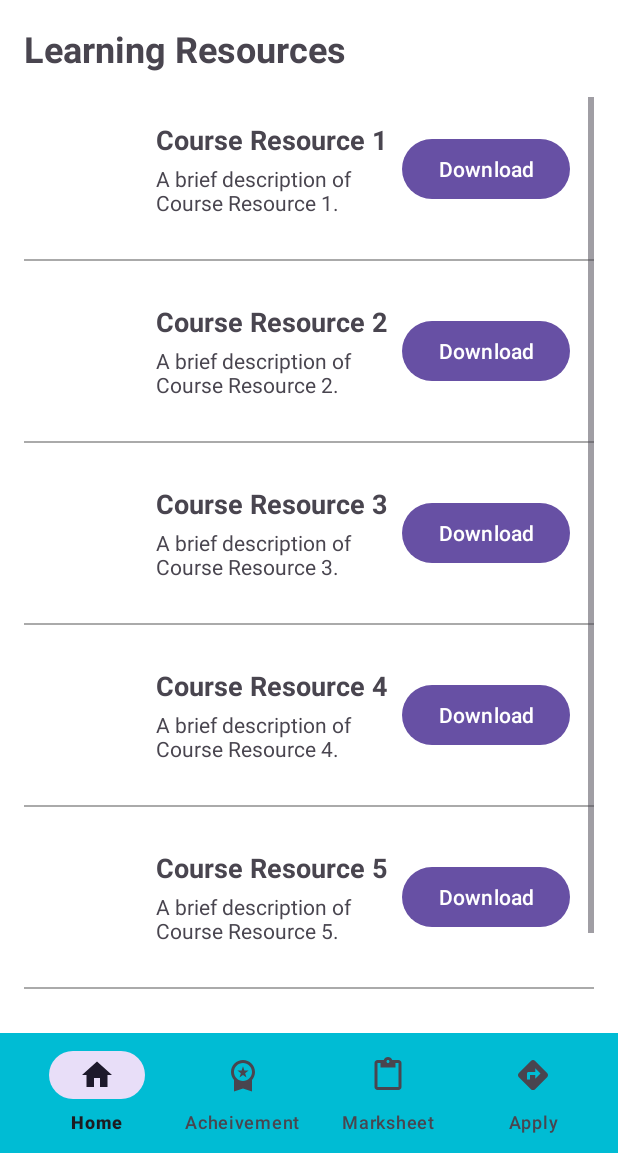
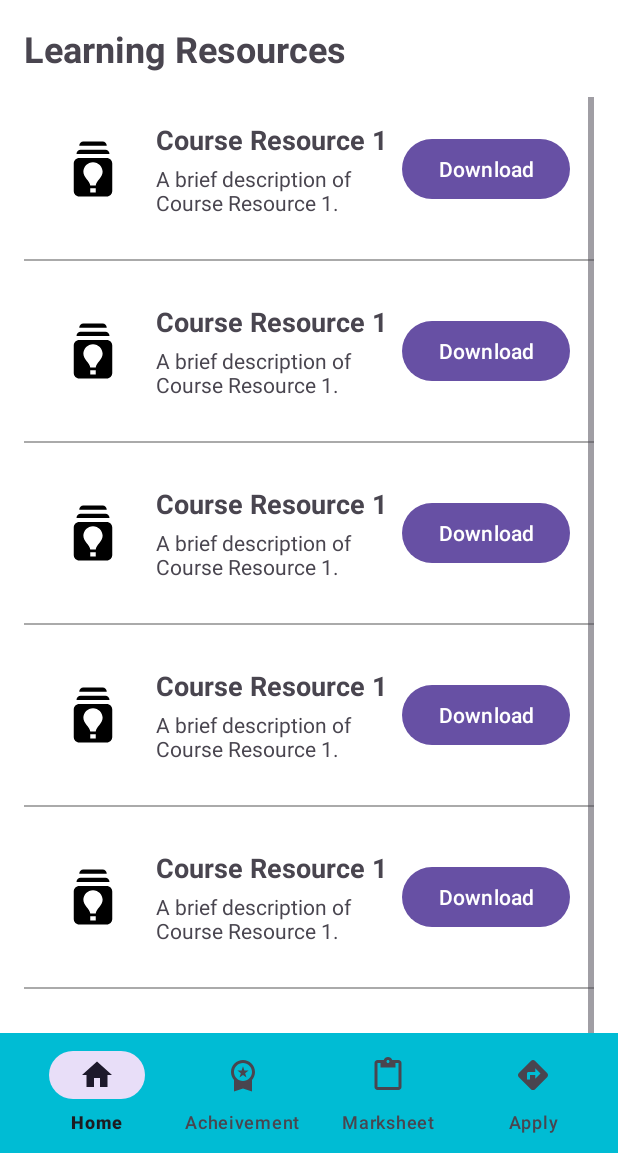
Before and after one commit to Rashmi-2005-Ranjan/Edu_Examine, an Android app: the fragment CourseFragment placed in its activity, on a phone screen of 412 x 824 dp, the part 83-1236 px from its top. Run offline under Robolectric (Android 15) with nearby library versions, the phone set to English and light mode, and no system bars; our stand-ins replace Firebase (no records; nobody signed in at launch, a user with empty details on screens opened directly); Roboto replaces fonts that are not available here.

Commit message:
image part updated in resources

```diff
--- a/app/src/main/res/layout/fragment_course.xml
+++ b/app/src/main/res/layout/fragment_course.xml
@@ -1,7 +1,5 @@
 <?xml version="1.0" encoding="utf-8"?>
-<LinearLayout
-    xmlns:android="http://schemas.android.com/apk/res/android"
-    xmlns:tools="http://schemas.android.com/tools"
+<LinearLayout xmlns:android="http://schemas.android.com/apk/res/android"
     android:layout_width="match_parent"
     android:layout_height="match_parent"
     android:orientation="vertical"
@@ -28,7 +26,7 @@
             android:layout_height="wrap_content"
             android:orientation="vertical">
 
-            <!-- Sample Resource Card -->
+            <!-- Example Resource Card -->
             <LinearLayout
                 android:layout_width="match_parent"
                 android:layout_height="wrap_content"
@@ -37,13 +35,14 @@
                 android:layout_marginBottom="12dp"
                 android:elevation="4dp">
 
-                <!-- Icon or Thumbnail -->
+                <!-- Thumbnail or Icon -->
                 <ImageView
                     android:layout_width="60dp"
                     android:layout_height="60dp"
+                    android:layout_gravity="center_vertical"
                     android:contentDescription="Resource Thumbnail"
-                    android:layout_gravity="center_vertical"
-                    android:padding="8dp" />
+                    android:padding="8dp"
+                    android:src="@drawable/course" /> <!-- Use a placeholder image -->
 
                 <!-- Resource Details -->
                 <LinearLayout
@@ -79,18 +78,18 @@
                     android:layout_width="wrap_content"
                     android:layout_height="wrap_content"
                     android:text="Download"
-                    android:layout_gravity="center_vertical"
-                    />
+                    android:layout_gravity="center_vertical" />
 
             </LinearLayout>
 
+            <!-- Separator -->
             <View
                 android:layout_width="match_parent"
                 android:layout_height="1dp"
                 android:background="@android:color/darker_gray"
                 android:layout_marginBottom="12dp" />
 
-            <!-- Another Resource Card -->
+            <!-- Add more Resource Cards in a similar manner... -->
             <LinearLayout
                 android:layout_width="match_parent"
                 android:layout_height="wrap_content"
@@ -99,13 +98,14 @@
                 android:layout_marginBottom="12dp"
                 android:elevation="4dp">
 
-                <!-- Icon or Thumbnail -->
+                <!-- Thumbnail or Icon -->
                 <ImageView
                     android:layout_width="60dp"
                     android:layout_height="60dp"
+                    android:layout_gravity="center_vertical"
                     android:contentDescription="Resource Thumbnail"
-                    android:layout_gravity="center_vertical"
-                    android:padding="8dp" />
+                    android:padding="8dp"
+                    android:src="@drawable/course" /> <!-- Use a placeholder image -->
 
                 <!-- Resource Details -->
                 <LinearLayout
@@ -120,7 +120,7 @@
                         android:id="@+id/resource_title_2"
                         android:layout_width="wrap_content"
                         android:layout_height="wrap_content"
-                        android:text="Course Resource 2"
+                        android:text="Course Resource 1"
                         android:textSize="18sp"
                         android:textStyle="bold" />
 
@@ -129,7 +129,7 @@
                         android:id="@+id/resource_description_2"
                         android:layout_width="wrap_content"
                         android:layout_height="wrap_content"
-                        android:text="A brief description of Course Resource 2."
+                        android:text="A brief description of Course Resource 1."
                         android:textSize="14sp"
                         android:layout_marginTop="4dp" />
 
@@ -141,18 +141,17 @@
                     android:layout_width="wrap_content"
                     android:layout_height="wrap_content"
                     android:text="Download"
-                    android:layout_gravity="center_vertical"
-                     />
+                    android:layout_gravity="center_vertical" />
 
             </LinearLayout>
 
+            <!-- Separator -->
             <View
                 android:layout_width="match_parent"
                 android:layout_height="1dp"
                 android:background="@android:color/darker_gray"
                 android:layout_marginBottom="12dp" />
 
-            <!-- Another Resource Card -->
             <LinearLayout
                 android:layout_width="match_parent"
                 android:layout_height="wrap_content"
@@ -161,13 +160,14 @@
                 android:layout_marginBottom="12dp"
                 android:elevation="4dp">
 
-                <!-- Icon or Thumbnail -->
+                <!-- Thumbnail or Icon -->
                 <ImageView
                     android:layout_width="60dp"
                     android:layout_height="60dp"
+                    android:layout_gravity="center_vertical"
                     android:contentDescription="Resource Thumbnail"
-                    android:layout_gravity="center_vertical"
-                    android:padding="8dp" />
+                    android:padding="8dp"
+                    android:src="@drawable/course" /> <!-- Use a placeholder image -->
 
                 <!-- Resource Details -->
                 <LinearLayout
@@ -182,7 +182,7 @@
                         android:id="@+id/resource_title_3"
                         android:layout_width="wrap_content"
                         android:layout_height="wrap_content"
-                        android:text="Course Resource 3"
+                        android:text="Course Resource 1"
                         android:textSize="18sp"
                         android:textStyle="bold" />
 
@@ -191,7 +191,7 @@
                         android:id="@+id/resource_description_3"
                         android:layout_width="wrap_content"
                         android:layout_height="wrap_content"
-                        android:text="A brief description of Course Resource 3."
+                        android:text="A brief description of Course Resource 1."
                         android:textSize="14sp"
                         android:layout_marginTop="4dp" />
 
@@ -203,17 +203,16 @@
                     android:layout_width="wrap_content"
                     android:layout_height="wrap_content"
                     android:text="Download"
-                    android:layout_gravity="center_vertical"
-                    />
+                    android:layout_gravity="center_vertical" />
 
             </LinearLayout>
+
+            <!-- Separator -->
             <View
                 android:layout_width="match_parent"
                 android:layout_height="1dp"
                 android:background="@android:color/darker_gray"
                 android:layout_marginBottom="12dp" />
-
-            <!-- Additional Resource Cards can be added similarly with unique IDs and download buttons -->
 
             <LinearLayout
                 android:layout_width="match_parent"
@@ -223,13 +222,14 @@
                 android:layout_marginBottom="12dp"
                 android:elevation="4dp">
 
-                <!-- Icon or Thumbnail -->
+                <!-- Thumbnail or Icon -->
                 <ImageView
                     android:layout_width="60dp"
                     android:layout_height="60dp"
+                    android:layout_gravity="center_vertical"
                     android:contentDescription="Resource Thumbnail"
-                    android:layout_gravity="center_vertical"
-                    android:padding="8dp" />
+                    android:padding="8dp"
+                    android:src="@drawable/course" /> <!-- Use a placeholder image -->
 
                 <!-- Resource Details -->
                 <LinearLayout
@@ -244,7 +244,7 @@
                         android:id="@+id/resource_title_4"
                         android:layout_width="wrap_content"
                         android:layout_height="wrap_content"
-                        android:text="Course Resource 4"
+                        android:text="Course Resource 1"
                         android:textSize="18sp"
                         android:textStyle="bold" />
 
@@ -253,7 +253,7 @@
                         android:id="@+id/resource_description_4"
                         android:layout_width="wrap_content"
                         android:layout_height="wrap_content"
-                        android:text="A brief description of Course Resource 4."
+                        android:text="A brief description of Course Resource 1."
                         android:textSize="14sp"
                         android:layout_marginTop="4dp" />
 
@@ -265,11 +265,11 @@
                     android:layout_width="wrap_content"
                     android:layout_height="wrap_content"
                     android:text="Download"
-                    android:layout_gravity="center_vertical"
-                    />
+                    android:layout_gravity="center_vertical" />
 
             </LinearLayout>
 
+            <!-- Separator -->
             <View
                 android:layout_width="match_parent"
                 android:layout_height="1dp"
@@ -284,13 +284,14 @@
                 android:layout_marginBottom="12dp"
                 android:elevation="4dp">
 
-                <!-- Icon or Thumbnail -->
+                <!-- Thumbnail or Icon -->
                 <ImageView
                     android:layout_width="60dp"
                     android:layout_height="60dp"
+                    android:layout_gravity="center_vertical"
                     android:contentDescription="Resource Thumbnail"
-                    android:layout_gravity="center_vertical"
-                    android:padding="8dp" />
+                    android:padding="8dp"
+                    android:src="@drawable/course" /> <!-- Use a placeholder image -->
 
                 <!-- Resource Details -->
                 <LinearLayout
@@ -305,7 +306,7 @@
                         android:id="@+id/resource_title_5"
                         android:layout_width="wrap_content"
                         android:layout_height="wrap_content"
-                        android:text="Course Resource 5"
+                        android:text="Course Resource 1"
                         android:textSize="18sp"
                         android:textStyle="bold" />
 
@@ -314,7 +315,7 @@
                         android:id="@+id/resource_description_5"
                         android:layout_width="wrap_content"
                         android:layout_height="wrap_content"
-                        android:text="A brief description of Course Resource 5."
+                        android:text="A brief description of Course Resource 1."
                         android:textSize="14sp"
                         android:layout_marginTop="4dp" />
 
@@ -326,11 +327,11 @@
                     android:layout_width="wrap_content"
                     android:layout_height="wrap_content"
                     android:text="Download"
-                    android:layout_gravity="center_vertical"
-                    />
+                    android:layout_gravity="center_vertical" />
 
             </LinearLayout>
 
+            <!-- Separator -->
             <View
                 android:layout_width="match_parent"
                 android:layout_height="1dp"
@@ -345,13 +346,14 @@
                 android:layout_marginBottom="12dp"
                 android:elevation="4dp">
 
-                <!-- Icon or Thumbnail -->
+                <!-- Thumbnail or Icon -->
                 <ImageView
                     android:layout_width="60dp"
                     android:layout_height="60dp"
+                    android:layout_gravity="center_vertical"
                     android:contentDescription="Resource Thumbnail"
-                    android:layout_gravity="center_vertical"
-                    android:padding="8dp" />
+                    android:padding="8dp"
+                    android:src="@drawable/course" /> <!-- Use a placeholder image -->
 
                 <!-- Resource Details -->
                 <LinearLayout
@@ -366,7 +368,7 @@
                         android:id="@+id/resource_title_6"
                         android:layout_width="wrap_content"
                         android:layout_height="wrap_content"
-                        android:text="Course Resource 6"
+                        android:text="Course Resource 1"
                         android:textSize="18sp"
                         android:textStyle="bold" />
 
@@ -375,7 +377,7 @@
                         android:id="@+id/resource_description_6"
                         android:layout_width="wrap_content"
                         android:layout_height="wrap_content"
-                        android:text="A brief description of Course Resource 6."
+                        android:text="A brief description of Course Resource 1."
                         android:textSize="14sp"
                         android:layout_marginTop="4dp" />
 
@@ -387,72 +389,11 @@
                     android:layout_width="wrap_content"
                     android:layout_height="wrap_content"
                     android:text="Download"
-                    android:layout_gravity="center_vertical"
-                    />
+                    android:layout_gravity="center_vertical" />
 
             </LinearLayout>
 
-            <View
-                android:layout_width="match_parent"
-                android:layout_height="1dp"
-                android:background="@android:color/darker_gray"
-                android:layout_marginBottom="12dp" />
-
-            <LinearLayout
-                android:layout_width="match_parent"
-                android:layout_height="wrap_content"
-                android:orientation="horizontal"
-                android:padding="16dp"
-                android:layout_marginBottom="12dp"
-                android:elevation="4dp">
-
-                <!-- Icon or Thumbnail -->
-                <ImageView
-                    android:layout_width="60dp"
-                    android:layout_height="60dp"
-                    android:contentDescription="Resource Thumbnail"
-                    android:layout_gravity="center_vertical"
-                    android:padding="8dp" />
-
-                <!-- Resource Details -->
-                <LinearLayout
-                    android:layout_width="0dp"
-                    android:layout_height="wrap_content"
-                    android:layout_weight="1"
-                    android:orientation="vertical"
-                    android:layout_marginStart="12dp">
-
-                    <!-- Resource Title -->
-                    <TextView
-                        android:id="@+id/resource_title_7"
-                        android:layout_width="wrap_content"
-                        android:layout_height="wrap_content"
-                        android:text="Course Resource 7"
-                        android:textSize="18sp"
-                        android:textStyle="bold" />
-
-                    <!-- Resource Description -->
-                    <TextView
-                        android:id="@+id/resource_description_7"
-                        android:layout_width="wrap_content"
-                        android:layout_height="wrap_content"
-                        android:text="A brief description of Course Resource 7."
-                        android:textSize="14sp"
-                        android:layout_marginTop="4dp" />
-
-                </LinearLayout>
-
-                <!-- Download Button -->
-                <Button
-                    android:id="@+id/download_button_7"
-                    android:layout_width="wrap_content"
-                    android:layout_height="wrap_content"
-                    android:text="Download"
-                    android:layout_gravity="center_vertical"
-                    />
-
-            </LinearLayout>
-
+            <!-- Separator -->
             <View
                 android:layout_width="match_parent"
                 android:layout_height="1dp"
@@ -460,8 +401,6 @@
                 android:layout_marginBottom="12dp" />
 
         </LinearLayout>
-
-
     </ScrollView>
 
 </LinearLayout>
```
